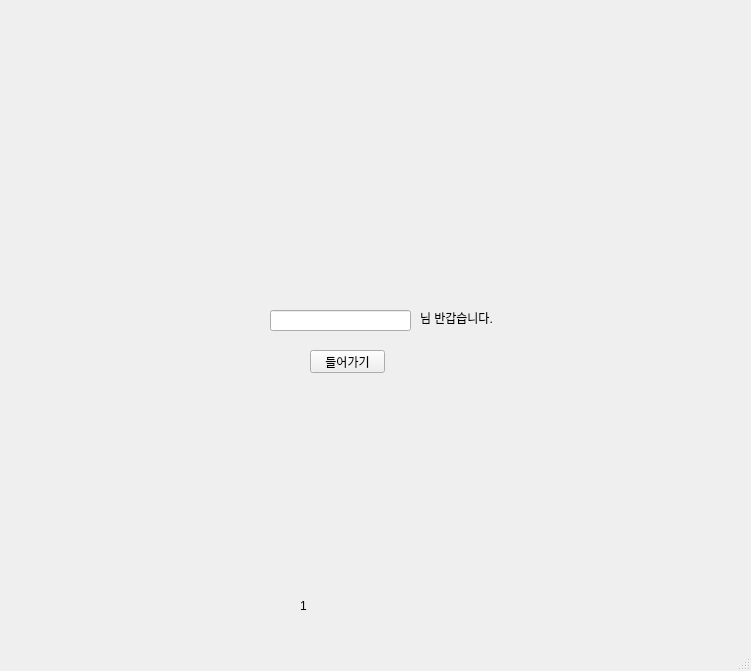
First picture: the form in chat1.ui, repository Meoung-eun/ChatServer, before the edit.
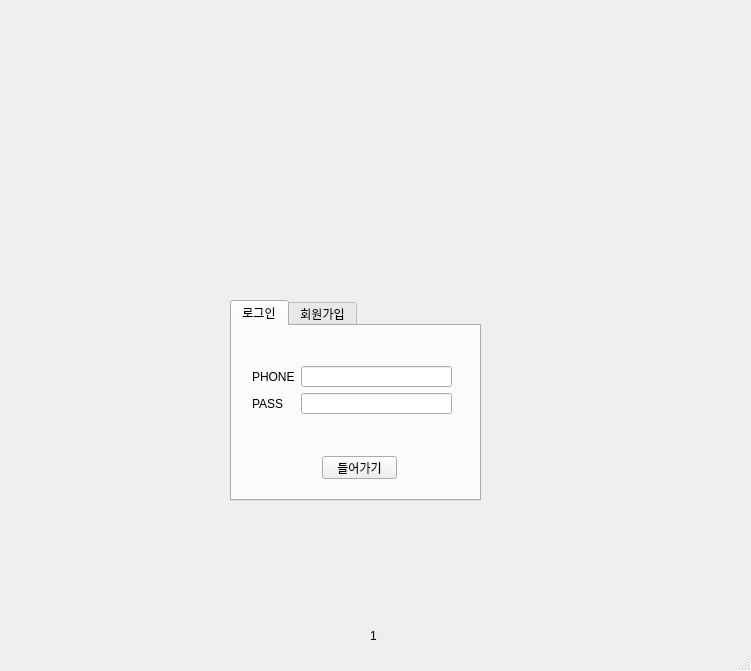
Second picture: the form after the edit. The open tabs and pages were chosen to show the change. Icons and pictures are not drawn.

Commit message: 회원가입하는중 (터지는중)

The edit to the form file:
```diff
--- a/chat1.ui
+++ b/chat1.ui
@@ -20,7 +20,7 @@
       <x>10</x>
       <y>0</y>
       <width>731</width>
-      <height>631</height>
+      <height>651</height>
      </rect>
     </property>
     <property name="currentIndex">
@@ -30,8 +30,8 @@
      <widget class="QLabel" name="label">
       <property name="geometry">
        <rect>
-        <x>290</x>
-        <y>600</y>
+        <x>360</x>
+        <y>630</y>
         <width>56</width>
         <height>12</height>
        </rect>
@@ -40,42 +40,6 @@
        <string>1</string>
       </property>
      </widget>
-     <widget class="QLineEdit" name="user_name_line_edit_1p">
-      <property name="geometry">
-       <rect>
-        <x>260</x>
-        <y>310</y>
-        <width>141</width>
-        <height>21</height>
-       </rect>
-      </property>
-     </widget>
-     <widget class="QLabel" name="user_name_label_2">
-      <property name="geometry">
-       <rect>
-        <x>410</x>
-        <y>310</y>
-        <width>91</width>
-        <height>16</height>
-       </rect>
-      </property>
-      <property name="text">
-       <string>님 반갑습니다.</string>
-      </property>
-     </widget>
-     <widget class="QPushButton" name="chat_open_btn">
-      <property name="geometry">
-       <rect>
-        <x>300</x>
-        <y>350</y>
-        <width>75</width>
-        <height>23</height>
-       </rect>
-      </property>
-      <property name="text">
-       <string>들어가기</string>
-      </property>
-     </widget>
      <widget class="QLabel" name="label_3">
       <property name="geometry">
        <rect>
@@ -95,6 +59,144 @@
        <pixmap>버디버디.png</pixmap>
       </property>
      </widget>
+     <widget class="QTabWidget" name="tabWidget">
+      <property name="geometry">
+       <rect>
+        <x>220</x>
+        <y>300</y>
+        <width>251</width>
+        <height>201</height>
+       </rect>
+      </property>
+      <property name="currentIndex">
+       <number>0</number>
+      </property>
+      <widget class="QWidget" name="tab">
+       <attribute name="title">
+        <string>로그인</string>
+       </attribute>
+       <widget class="QPushButton" name="chat_open_btn">
+        <property name="geometry">
+         <rect>
+          <x>90</x>
+          <y>130</y>
+          <width>75</width>
+          <height>23</height>
+         </rect>
+        </property>
+        <property name="text">
+         <string>들어가기</string>
+        </property>
+       </widget>
+       <widget class="QLabel" name="login_label">
+        <property name="geometry">
+         <rect>
+          <x>5</x>
+          <y>90</y>
+          <width>241</width>
+          <height>20</height>
+         </rect>
+        </property>
+        <property name="text">
+         <string/>
+        </property>
+        <property name="alignment">
+         <set>Qt::AlignCenter</set>
+        </property>
+       </widget>
+       <widget class="QWidget" name="">
+        <property name="geometry">
+         <rect>
+          <x>20</x>
+          <y>40</y>
+          <width>200</width>
+          <height>48</height>
+         </rect>
+        </property>
+        <layout class="QFormLayout" name="formLayout">
+         <item row="0" column="0">
+          <widget class="QLabel" name="label_7">
+           <property name="text">
+            <string>PHONE</string>
+           </property>
+          </widget>
+         </item>
+         <item row="0" column="1">
+          <widget class="QLineEdit" name="user_phone_lineEdit"/>
+         </item>
+         <item row="1" column="0">
+          <widget class="QLabel" name="label_8">
+           <property name="text">
+            <string>PASS</string>
+           </property>
+          </widget>
+         </item>
+         <item row="1" column="1">
+          <widget class="QLineEdit" name="user_pass_lineEdit"/>
+         </item>
+        </layout>
+       </widget>
+      </widget>
+      <widget class="QWidget" name="tab_2">
+       <attribute name="title">
+        <string>회원가입</string>
+       </attribute>
+       <widget class="QWidget" name="layoutWidget">
+        <property name="geometry">
+         <rect>
+          <x>10</x>
+          <y>30</y>
+          <width>226</width>
+          <height>76</height>
+         </rect>
+        </property>
+        <layout class="QHBoxLayout" name="horizontalLayout">
+         <item>
+          <layout class="QVBoxLayout" name="verticalLayout_2">
+           <item>
+            <widget class="QLabel" name="label_4">
+             <property name="text">
+              <string>휴대폰 번호</string>
+             </property>
+            </widget>
+           </item>
+           <item>
+            <widget class="QLabel" name="label_5">
+             <property name="text">
+              <string>이름</string>
+             </property>
+            </widget>
+           </item>
+           <item>
+            <widget class="QLabel" name="label_6">
+             <property name="text">
+              <string>비밀번호</string>
+             </property>
+            </widget>
+           </item>
+          </layout>
+         </item>
+         <item>
+          <layout class="QVBoxLayout" name="verticalLayout">
+           <item>
+            <widget class="QLineEdit" name="phone_lineEdit">
+             <property name="text">
+              <string/>
+             </property>
+            </widget>
+           </item>
+           <item>
+            <widget class="QLineEdit" name="name_lineEdit"/>
+           </item>
+           <item>
+            <widget class="QLineEdit" name="pass_lineEdit"/>
+           </item>
+          </layout>
+         </item>
+        </layout>
+       </widget>
+      </widget>
+     </widget>
     </widget>
     <widget class="QWidget" name="page_2">
      <widget class="QLabel" name="label_2">
```
Left out of the diff: 2 changed lines with no effect on the pictures. The commit also changes 1 other file.
